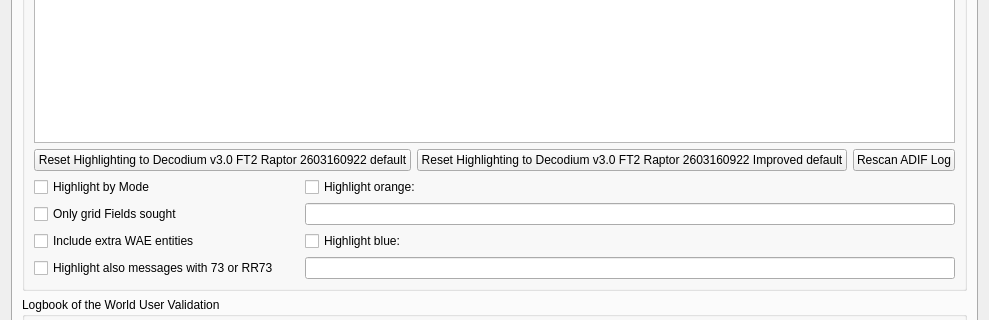
Old version of the form Configuration.ui in the repository iu8lmc/Decodium-3.0-Codename-Raptor; both pictures show x 0 to 989 and y 124 to 444 of the 989 by 716 pixel window.
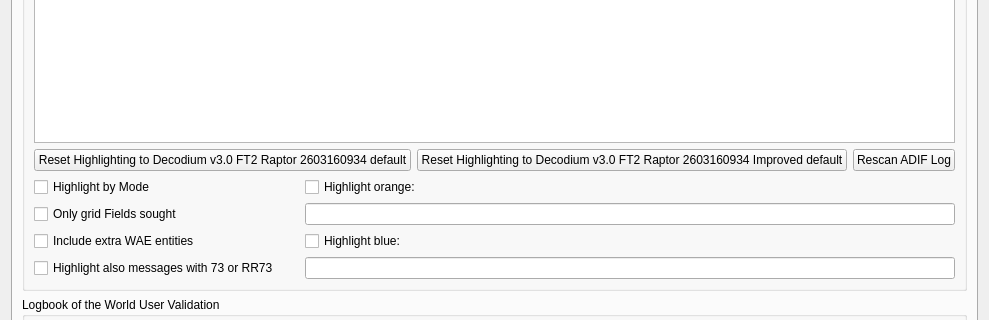
New version of the form. The open tabs and pages were chosen to show the change. Custom widgets are drawn as their Qt base class.

What changed in the file:
```diff
--- a/Configuration.ui
+++ b/Configuration.ui
@@ -2828,14 +2828,14 @@
                <string>&lt;html&gt;&lt;head/&gt;&lt;body&gt;&lt;p&gt;Push to reset all highlight items above to default values and priorities.&lt;/p&gt;&lt;/body&gt;&lt;/html&gt;</string>
               </property>
               <property name="text">
-               <string>Reset Highlighting to Decodium v3.0 FT2 Raptor 2603160922 default</string>
+               <string>Reset Highlighting to Decodium v3.0 FT2 Raptor 2603160934 default</string>
               </property>
              </widget>
             </item>
             <item>
              <widget class="QPushButton" name="reset_highlighting_to_defaults2_push_button">
               <property name="text">
-               <string>Reset Highlighting to Decodium v3.0 FT2 Raptor 2603160922 Improved default</string>
+               <string>Reset Highlighting to Decodium v3.0 FT2 Raptor 2603160934 Improved default</string>
               </property>
              </widget>
             </item>
```
Left out of the diff: 14 changed lines with no effect on the pictures.
